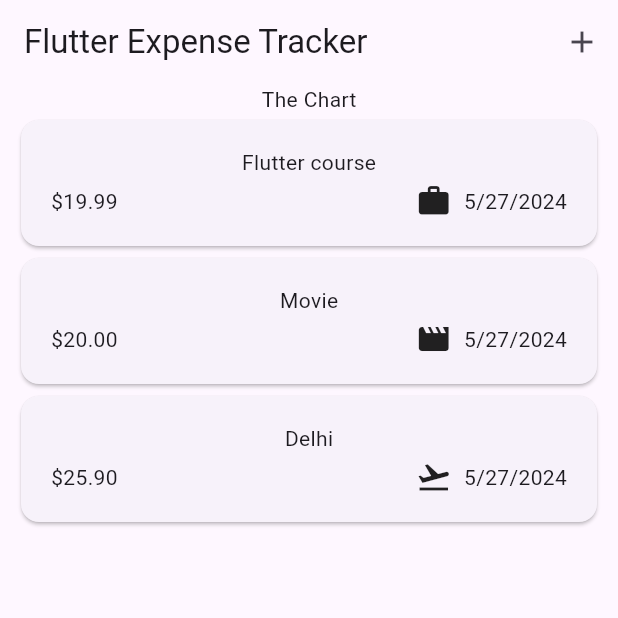
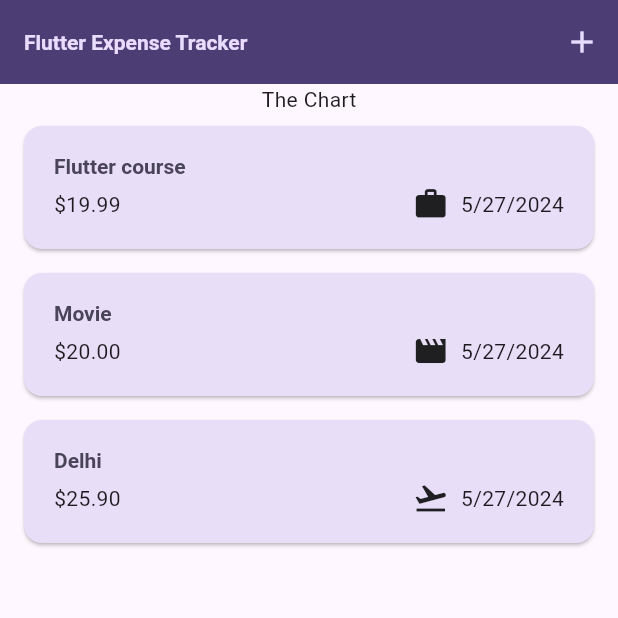
Before and after one commit to swatisharma9882/expense_tracker_app, a Flutter app: the screen it shows after launch, on a phone screen of 412 x 824 dp, the top half of it. Run offline on Flutter 3.47's test engine with Material 3 defaults, Android fonts, the phone set to English and light mode, and no system bars.

Commit message:
theme setup

```diff
--- a/lib/main.dart
+++ b/lib/main.dart
@@ -1,7 +1,15 @@
 import 'package:expense_tracker_app/screen/expenses.dart';
 import "package:flutter/material.dart";
 
-    void main(){
+var kColorScheme =
+ColorScheme.fromSeed(seedColor: const Color.fromARGB(255, 96, 59, 181));
+
+var kDarkColorScheme = ColorScheme.fromSeed(
+  brightness: Brightness.dark,
+  seedColor: const Color.fromARGB(255, 5, 99, 125),
+);
+
+void main() {
   runApp(const MyApp());
 }
 
@@ -10,9 +18,46 @@ import "package:flutter/material.dart";
 
   @override
   Widget build(BuildContext context) {
-        return  MaterialApp(
+    return MaterialApp(
       debugShowCheckedModeBanner: false,
-          theme: ThemeData(useMaterial3: true),
+      darkTheme: ThemeData.dark().copyWith(
+        useMaterial3: true,
+        colorScheme: kDarkColorScheme,
+        cardTheme: CardTheme(
+          color: kDarkColorScheme.secondaryContainer,
+          margin: const EdgeInsets.symmetric(horizontal: 16, vertical: 8),
+        ),
+        elevatedButtonTheme: ElevatedButtonThemeData(
+          style: ElevatedButton.styleFrom(
+              backgroundColor: kDarkColorScheme.primaryContainer,
+              foregroundColor: kDarkColorScheme.onPrimaryContainer),
+        ),
+      ),
+      theme: ThemeData().copyWith(
+        useMaterial3: true,
+        colorScheme: kColorScheme,
+        appBarTheme: AppBarTheme(
+          backgroundColor: kColorScheme.onPrimaryContainer,
+          foregroundColor: kColorScheme.primaryContainer,
+        ),
+        cardTheme: CardTheme(
+          color: kColorScheme.secondaryContainer,
+          margin: const EdgeInsets.symmetric(horizontal: 16, vertical: 8),
+        ),
+        elevatedButtonTheme: ElevatedButtonThemeData(
+          style: ElevatedButton.styleFrom(
+            backgroundColor: kColorScheme.primaryContainer,
+          ),
+        ),
+        textTheme: ThemeData().textTheme.copyWith(
+          titleLarge: TextStyle(
+            fontWeight: FontWeight.bold,
+            color: kColorScheme.onSecondaryContainer,
+            fontSize: 14,
+          ),
+        ),
+      ),
+      themeMode: ThemeMode.system,
       home: const Expenses(),
     );
   }
--- a/lib/models/expense.dart
+++ b/lib/models/expense.dart
@@ -5,7 +5,7 @@ import 'package:uuid/uuid.dart';
 
 const uuid = Uuid();
 
- final formatter= DateFormat.yMd();
+final formatter = DateFormat.yMd();
 
 enum Category { food, travel, leisure, work }
 
@@ -30,7 +30,30 @@ class Expense {
   final DateTime date;
   final Category category;
 
-  String get formattedDate{
+  String get formattedDate {
     return formatter.format(date);
+  }
 }
+
+class ExpenseBucket {
+  const ExpenseBucket({
+    required this.category,
+    required this.expenses,
+  });
+
+  ExpenseBucket.forCategory(List<Expense> allExpense, this.category)
+      : expenses = allExpense
+      .where((expense) => expense.category == category)
+      .toList();
+
+  final Category category;
+  final List<Expense> expenses;
+
+  double get totalExpense {
+    double sum = 0;
+    for (final expense in expenses) {
+      sum += expense.amount;
+    }
+    return sum;
+  }
 }
--- a/lib/screen/expenses.dart
+++ b/lib/screen/expenses.dart
@@ -83,14 +83,11 @@ class _ExpensesState extends State<Expenses> {
                 onPressed: _openAddExpenseOverlay, icon: const Icon(Icons.add)),
           ],
         ),
-        body: Padding(
-          padding: const EdgeInsets.symmetric(horizontal: 10),
-          child: Column(
-            children: [
-              const Text("The Chart"),
-              Expanded(child: mainContent),
-            ],
-          ),
+        body: Column(
+          children: [
+            const Text("The Chart"),
+            Expanded(child: mainContent),
+          ],
         ));
   }
 }
--- a/lib/widgets/expense_item.dart
+++ b/lib/widgets/expense_item.dart
@@ -12,8 +12,11 @@ class ExpenseItem extends StatelessWidget {
     return Card(
       child: Padding(
         padding: const EdgeInsets.symmetric(horizontal: 20, vertical: 18),
-        child: Column(children: [
-          Text(expense.title),
+        child: Column(crossAxisAlignment: CrossAxisAlignment.start, children: [
+          Text(
+            expense.title,
+            style: Theme.of(context).textTheme.titleLarge,
+          ),
           const SizedBox(height: 4),
           Row(children: [
             Text("\$${expense.amount.toStringAsFixed(2)}"),
--- a/lib/widgets/expenses_list.dart
+++ b/lib/widgets/expenses_list.dart
@@ -4,7 +4,8 @@ import 'package:flutter/material.dart';
 import 'package:expense_tracker_app/models/expense.dart';
 
 class ExpensesList extends StatelessWidget {
-  const ExpensesList({super.key, required this.expense, required this.onRemoveExpense});
+  const ExpensesList(
+      {super.key, required this.expense, required this.onRemoveExpense});
 
   final List<Expense> expense;
   final Function(Expense expense) onRemoveExpense;
@@ -15,7 +16,13 @@ class ExpensesList extends StatelessWidget {
         itemCount: expense.length,
         itemBuilder: (ctx, index) {
           return Dismissible(
-            onDismissed: (direction){
+            background: Container(
+              color: Theme.of(context).colorScheme.error.withOpacity(0.75),
+              margin: EdgeInsets.symmetric(
+                horizontal: Theme.of(context).cardTheme.margin!.horizontal,
+              ),
+            ),
+            onDismissed: (direction) {
               onRemoveExpense(expense[index]);
             },
             key: ValueKey(expense[index]),
```
Also changed, not shown: lib/chart/chart.dart (added), lib/chart/chart_bar.dart (added). Lines whose indentation alone changed are shown as unchanged.
